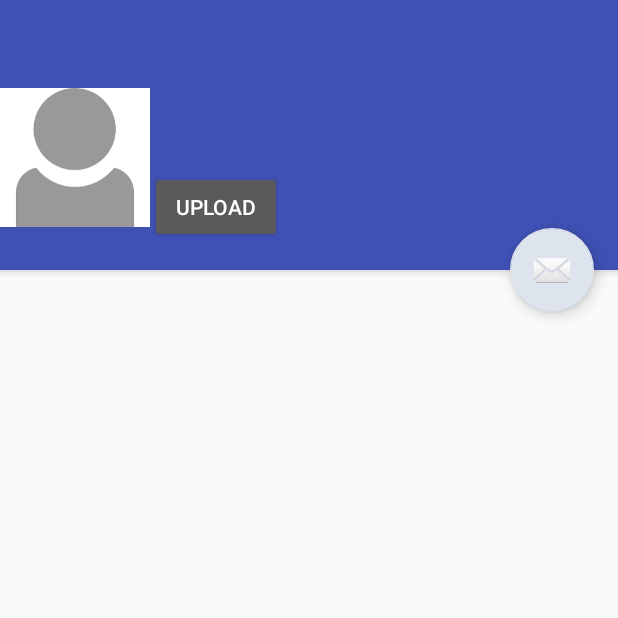
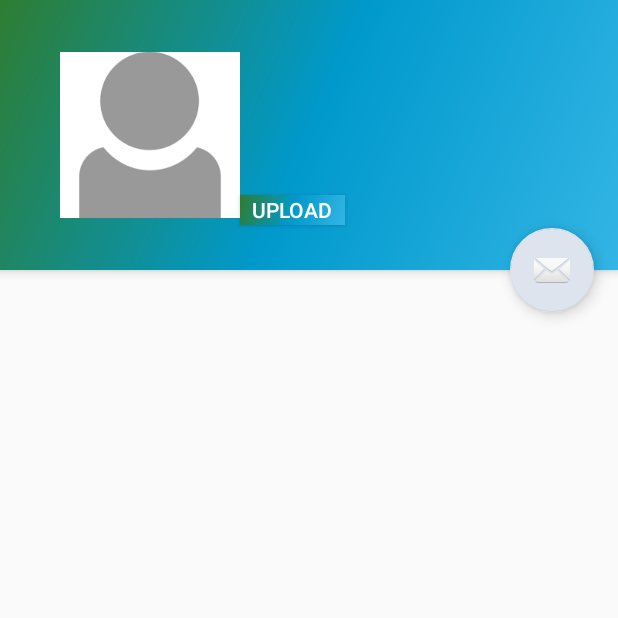
Before and after one commit to rohankankapurkar/CMPE277-SocialApp, an Android app: the UserProfileActivity screen opened directly, with no data from a screen before it, on a phone screen of 412 x 824 dp, the top half of it. Run offline under Robolectric (Android 15) with nearby library versions, the phone set to English and light mode, and no system bars; our stand-ins replace Firebase (no records; nobody signed in at launch, a user with empty details on screens opened directly).

Commit message:
layout fix

```diff
--- a/src/MyApplication/app/src/main/res/layout/activity_user_profile.xml
+++ b/src/MyApplication/app/src/main/res/layout/activity_user_profile.xml
@@ -11,10 +11,12 @@
 
 
 
+
     <android.support.design.widget.AppBarLayout
      android:id="@+id/app_bar"
      android:layout_width="match_parent"
      android:layout_height="@dimen/app_bar_height"
+     android:background="@drawable/side_nav_bar"
      android:fitsSystemWindows="true"
      android:theme="@style/AppTheme.AppBarOverlay"
      android:weightSum="1">
@@ -25,33 +27,34 @@
 
             <ImageView
                 android:id="@+id/profileImage"
-                android:layout_width="100dp"
-                android:layout_height="match_parent"
-                android:layout_alignParentStart="true"
-                android:layout_alignParentTop="true"
-                android:paddingTop="30dp"
-                app:srcCompat="@drawable/profileicon" />
+                android:layout_width="120dp"
+                android:layout_height="120dp"
+                android:layout_marginLeft="30dp"
+                android:layout_marginStart="40dp"
+                app:srcCompat="@drawable/profileicon"
+                android:layout_centerVertical="true"
+                android:layout_alignParentStart="true" />
 
             <Button
                 android:id="@+id/uploadImg"
-                android:layout_width="wrap_content"
-                android:layout_height="wrap_content"
+                android:layout_width="70dp"
+                android:layout_height="20dp"
+                android:background="@drawable/side_nav_bar"
                 android:text="Upload"
-                android:layout_below="@+id/firstname"
+                android:layout_alignBottom="@+id/profileImage"
                 android:layout_toEndOf="@+id/profileImage" />
 
             <TextView
                 android:id="@+id/firstname"
                 android:layout_width="match_parent"
                 android:layout_height="wrap_content"
+                android:layout_centerVertical="true"
+                android:layout_toEndOf="@+id/profileImage"
                 android:paddingTop="7dp"
                 android:text="NAME"
                 android:textAlignment="center"
                 android:textAppearance="@style/TextAppearance.AppCompat.Body1"
-                android:textSize="30dp"
-                android:layout_centerVertical="true"
-                android:layout_alignParentEnd="true"
-                android:layout_toEndOf="@+id/profileImage" />
+                android:textSize="30dp" />
 
         </RelativeLayout>
 
```
Lines whose indentation alone changed are shown as unchanged.
